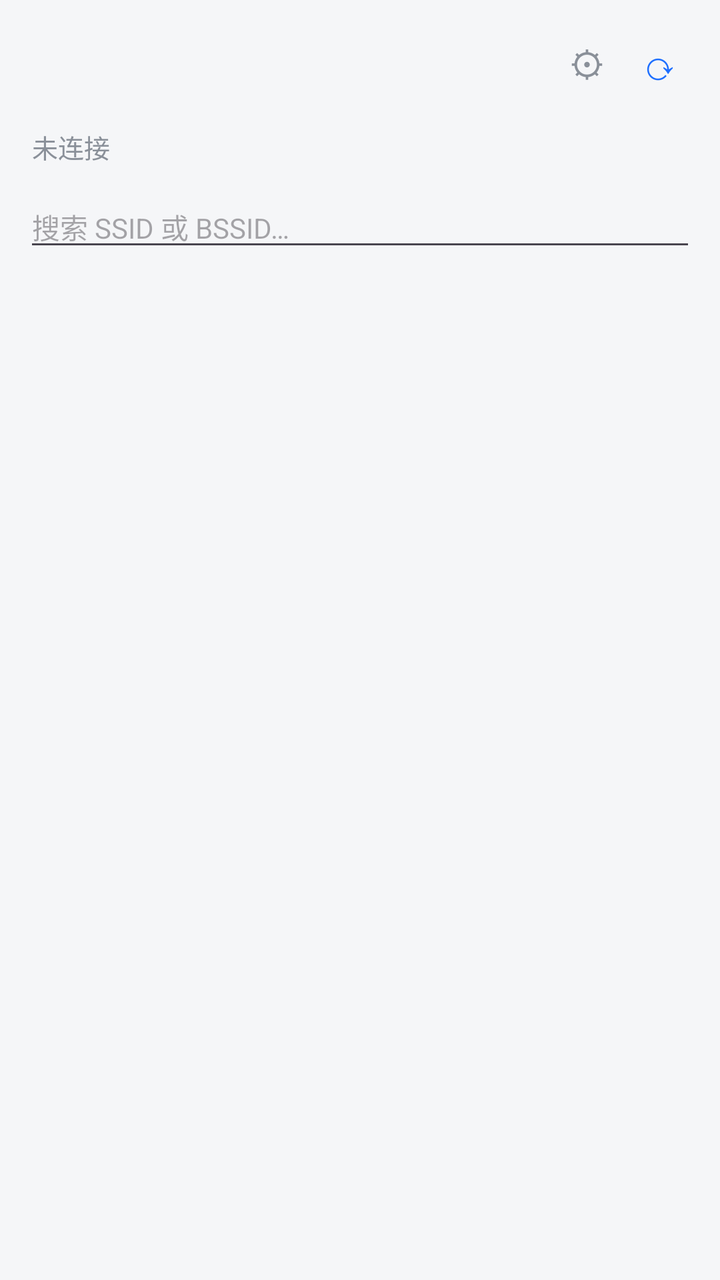
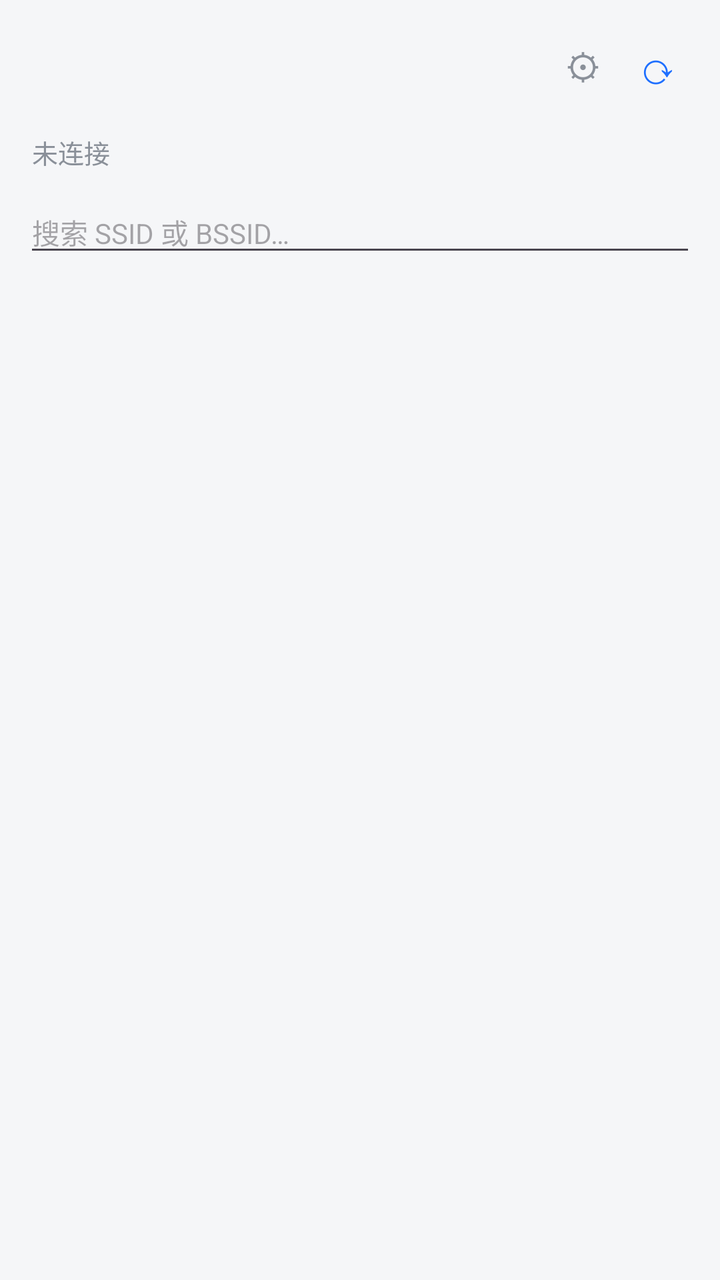

The first picture is an Android layout as it rendered before a commit; the second is the same layout after the commit. The layout source and the unified diff follow.
<!-- AndroidManifest.xml: application theme Theme.BssidConnect -->
<!-- res/layout/activity_main.xml -->
<?xml version="1.0" encoding="utf-8"?>
<LinearLayout xmlns:android="http://schemas.android.com/apk/res/android"
    android:layout_width="match_parent"
    android:layout_height="match_parent"
    android:orientation="vertical"
    android:fitsSystemWindows="true"
    android:background="@color/bg_gray">

    <LinearLayout
        android:layout_width="match_parent"
        android:layout_height="wrap_content"
        android:orientation="horizontal"
        android:gravity="center_vertical"
        android:paddingHorizontal="12dp"
        android:paddingVertical="10dp">

        <ProgressBar
            android:id="@+id/progressScan"
            android:layout_width="22dp"
            android:layout_height="22dp"
            android:layout_marginEnd="8dp"
            android:visibility="gone" />

        

        <TextView
            android:id="@+id/btnUnlock"
            android:layout_width="0dp"
            android:layout_height="wrap_content"
            android:layout_weight="1"
            android:padding="5dp"
            android:text="● 已锁定目标"
            android:textColor="@color/unlock_red"
            android:textSize="13sp"
            android:maxLines="1"
            android:ellipsize="end"
            android:visibility="gone" />

        <View
            android:id="@+id/topSpacer"
            android:layout_width="0dp"
            android:layout_height="1dp"
            android:layout_weight="1" />

        <TextView
            android:id="@+id/btnMore"
            android:layout_width="wrap_content"
            android:layout_height="wrap_content"
            android:padding="8dp"
            android:text="⚙"
            android:textColor="@color/text_secondary"
            android:textSize="18sp" />

        <TextView
            android:id="@+id/btnScan"
            android:layout_width="wrap_content"
            android:layout_height="wrap_content"
            android:padding="8dp"
            android:layout_marginStart="2dp"
            android:text="⟳"
            android:textColor="@color/primary"
            android:textSize="20sp" />
    </LinearLayout>

    <TextView
        android:id="@+id/tvStatus"
        android:layout_width="match_parent"
        android:layout_height="wrap_content"
        android:paddingHorizontal="16dp"
        android:paddingBottom="4dp"
        android:textColor="@color/text_secondary"
        android:textSize="13sp"
        android:text="未连接" />

    <EditText
        android:id="@+id/etSearch"
        android:layout_width="match_parent"
        android:layout_height="wrap_content"
        android:layout_marginHorizontal="12dp"
        android:layout_marginTop="6dp"
        android:hint="搜索 SSID 或 BSSID…"
        android:imeOptions="actionDone"
        android:inputType="text"
        android:maxLines="1"
        android:textSize="14sp" />

    <TextView
        android:id="@+id/tvPerm"
        android:layout_width="match_parent"
        android:layout_height="wrap_content"
        android:padding="16dp"
        android:gravity="center"
        android:text="需要「附近设备/位置」权限才能扫描 Wi-Fi\n点击此处授权"
        android:textColor="@color/text_secondary"
        android:textSize="14sp"
        android:visibility="gone" />

    
    <LinearLayout
        android:id="@+id/dashPanel"
        android:layout_width="match_parent"
        android:layout_height="wrap_content"
        android:orientation="vertical"
        android:layout_marginHorizontal="12dp"
        android:layout_marginTop="6dp"
        android:padding="16dp"
        android:background="@color/dash_panel_bg"
        android:visibility="gone">

        <LinearLayout
            android:layout_width="match_parent"
            android:layout_height="wrap_content"
            android:orientation="horizontal">

            <LinearLayout
                android:layout_width="0dp"
                android:layout_height="wrap_content"
                android:layout_weight="1"
                android:orientation="vertical"
                android:gravity="center">

                <TextView
                    android:id="@+id/dashRssi"
                    android:layout_width="wrap_content"
                    android:layout_height="wrap_content"
                    android:text="--"
                    android:textColor="@color/dash_rssi_ok"
                    android:textSize="30sp"
                    android:textStyle="bold" />

                <TextView
                    android:layout_width="wrap_content"
                    android:layout_height="wrap_content"
                    android:text="信号 dBm"
                    android:textColor="@color/text_secondary"
                    android:textSize="11sp" />
            </LinearLayout>

            <LinearLayout
                android:layout_width="0dp"
                android:layout_height="wrap_content"
                android:layout_weight="1"
                android:orientation="vertical"
                android:gravity="center">

                <TextView
                    android:id="@+id/dashRtt"
                    android:layout_width="wrap_content"
                    android:layout_height="wrap_content"
                    android:text="--"
                    android:textColor="@color/dash_rtt_ok"
                    android:textSize="30sp"
                    android:textStyle="bold" />

                <TextView
                    android:layout_width="wrap_content"
                    android:layout_height="wrap_content"
                    android:text="延迟 ms"
                    android:textColor="@color/text_secondary"
                    android:textSize="11sp" />
            </LinearLayout>

            <LinearLayout
                android:layout_width="0dp"
                android:layout_height="wrap_content"
                android:layout_weight="1"
                android:orientation="vertical"
                android:gravity="center">

                <TextView
                    android:id="@+id/dashSpeed"
                    android:layout_width="wrap_content"
                    android:layout_height="wrap_content"
                    android:text="--"
                    android:textColor="@color/dash_speed"
                    android:textSize="30sp"
                    android:textStyle="bold" />

                <TextView
                    android:layout_width="wrap_content"
                    android:layout_height="wrap_content"
                    android:text="速率 Mbps"
                    android:textColor="@color/text_secondary"
                    android:textSize="11sp" />
            </LinearLayout>
        </LinearLayout>

        <LinearLayout
            android:layout_width="match_parent"
            android:layout_height="wrap_content"
            android:orientation="horizontal"
            android:layout_marginTop="8dp"
            android:gravity="center_vertical">

            <TextView
                android:id="@+id/dashLink"
                android:layout_width="0dp"
                android:layout_height="wrap_content"
                android:layout_weight="1"
                android:textColor="@color/text_secondary"
                android:textSize="12sp"
                android:text="链路：--" />

            <TextView
                android:id="@+id/btnDashHide"
                android:layout_width="wrap_content"
                android:layout_height="wrap_content"
                android:padding="6dp"
                android:text="收起"
                android:textColor="@color/primary"
                android:textSize="12sp" />
        </LinearLayout>

        <com.dev.bssidconnect.TrendViewProxy
            android:id="@+id/dashTrend"
            android:layout_width="match_parent"
            android:layout_height="220dp"
            android:layout_marginTop="8dp" />
    </LinearLayout>

    <androidx.recyclerview.widget.RecyclerView
        android:id="@+id/recycler"
        android:layout_width="match_parent"
        android:layout_height="match_parent"
        android:clipToPadding="false"
        android:paddingBottom="16dp" />
</LinearLayout>
<!-- resources referenced by this layout -->
<resources>
  <color name="bg_gray">#F5F6F8</color>
  <color name="dash_panel_bg">#F5F6F8</color>
  <color name="dash_rssi_ok">#2E7D32</color>
  <color name="dash_rtt_ok">#1565C0</color>
  <color name="dash_speed">#E65100</color>
  <color name="primary">#1E6FFF</color>
  <color name="text_secondary">#8A9099</color>
  <color name="unlock_red">#D32F2F</color>
  <style name="Theme.BssidConnect" parent="Theme.Material3.DayNight.NoActionBar">
          <item name="colorPrimary">@color/primary</item>
          <item name="colorOnPrimary">@color/white</item>
          <item name="android:statusBarColor">@color/primary</item>
      </style>
  <color name="white">#FFFFFF</color>
</resources>

<!-- the commit's change to res/layout/activity_main.xml (unified diff, before → after) -->
@@ -59,7 +59,7 @@
             android:layout_marginStart="2dp"
             android:text="⟳"
             android:textColor="@color/primary"
-            android:textSize="20sp" />
+            android:textSize="22sp" />
     </LinearLayout>
 
     <TextView
